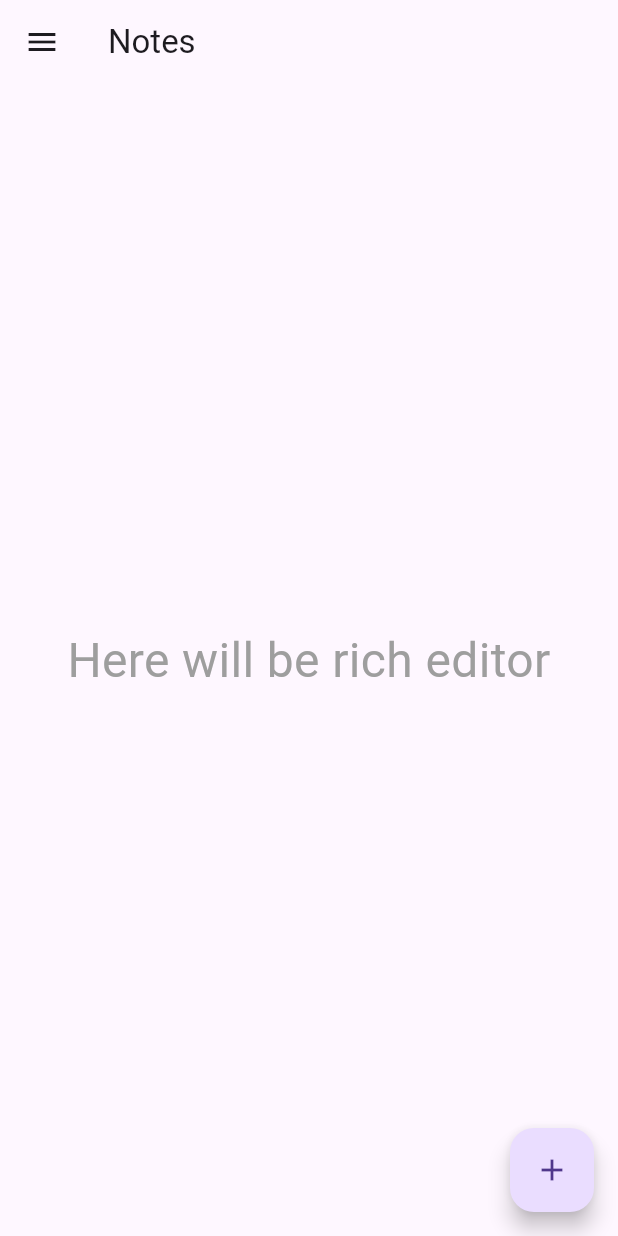
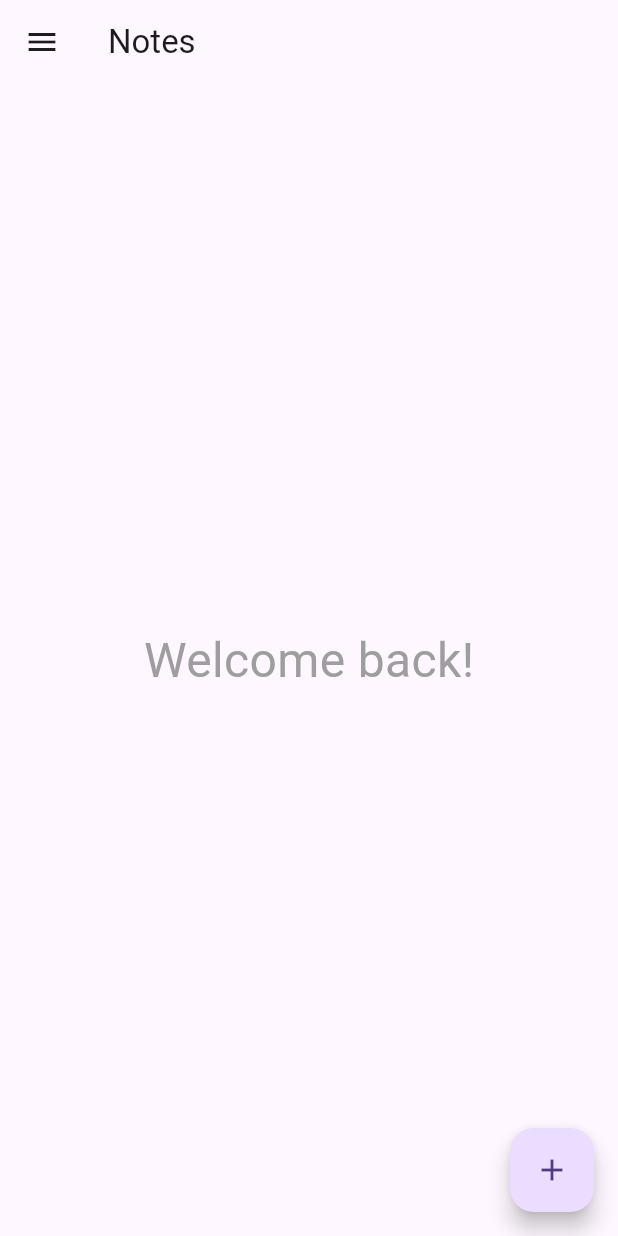
Before and after one commit to LRunt/Note-appliaction, a Flutter app: the screen it shows after launch, on a phone screen of 412 x 824 dp. Run offline on Flutter 3.47's test engine with Material 3 defaults, Android fonts, the phone set to English and light mode, and no system bars; our stand-ins replace hive, hive_flutter; missing offline and left inert: flutter_fancy_tree_view; accounts and stored records are empty.

Commit message:
Adding navigation to the note

```diff
--- a/notes/lib/main.dart
+++ b/notes/lib/main.dart
@@ -1,6 +1,7 @@
 import 'package:flutter/material.dart';
 import 'package:hive_flutter/hive_flutter.dart';
 import 'package:hive_flutter/adapters.dart';
+import 'package:notes/model/note.dart';
 
 import 'package:notes/screens/mainScreen.dart';
 import 'package:notes/model/myTreeNode.dart';
--- a/notes/lib/screens/mainScreen.dart
+++ b/notes/lib/screens/mainScreen.dart
@@ -1,17 +1,62 @@
 import 'package:flutter/material.dart';
+import 'dart:developer';
 import 'package:notes/services/loginOrRegister.dart';
 import 'package:notes/components/myTreeview.dart';
 
-class MainScreen extends StatelessWidget {
+class MainScreen extends StatefulWidget {
   static const appTitle = 'Notes';
 
   const MainScreen({super.key});
 
   @override
+  State<MainScreen> createState() => _MainScreenState();
+}
+
+class _MainScreenState extends State<MainScreen> {
+  int _pageType = 0;
+  String _noteId = "";
+
+  void _changeScreen(int screenType, String id) {
+    setState(() {
+      _noteId = id;
+      _pageType = screenType;
+    });
+  }
+
+  @override
   Widget build(BuildContext context) {
+    List<Widget> _widgetTypes = <Widget>[
+      Container(
+        padding: const EdgeInsets.all(50),
+        child: const FittedBox(
+          child: Text(
+            "Welcome back!",
+            style: TextStyle(
+              color: Colors.grey,
+              fontSize: 32.0,
+            ),
+            textAlign: TextAlign.center,
+          ),
+        ),
+      ),
+      Container(
+        padding: const EdgeInsets.all(50),
+        child: FittedBox(
+          child: Text(
+            "Opening note $_noteId",
+            style: const TextStyle(
+              color: Colors.grey,
+              fontSize: 32.0,
+            ),
+            textAlign: TextAlign.center,
+          ),
+        ),
+      )
+    ];
+
     return Scaffold(
       appBar: AppBar(
-        title: const Text(appTitle),
+        title: const Text(MainScreen.appTitle),
       ),
       drawer: Drawer(
         child: ListView(
@@ -32,23 +77,21 @@ class MainScreen extends StatelessWidget {
               },
               child: const Text('Login'),
             ),
-            const MyTreeView(),
+            MyTreeView(
+              navigateWithParam: (int pageType, String id) {
+                log("Navigation $id");
+                _changeScreen(pageType, id);
+              },
+            ),
           ],
         ),
       ),
-      body: const Center(
-        child: Text(
-          'Here will be rich editor',
-          style: TextStyle(
-            color: Colors.grey,
-            fontSize: 32.0,
-          ),
-          textAlign: TextAlign.center,
-        ),
+      body: Center(
+        child: _widgetTypes[_pageType],
       ),
       floatingActionButton: FloatingActionButton(
         onPressed: () {
-          print("Pressed floating button");
+          log("Pressed floating button");
         },
         child: const Icon(Icons.add),
       ),
```
Also changed, not shown: notes/lib/components/myTreeview.dart (+7 -2 lines).
